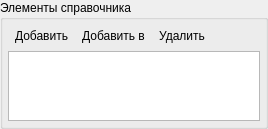
The window that src/plugins/modeleride/refitemwidget.ui (rdnvndr/raindrop) describes before a commit, drawn with Qt 5.
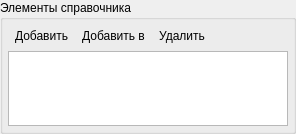
The same window after the commit. Icons and pictures are not drawn.

Diff of the .ui file:
```diff
--- a/src/plugins/modeleride/refitemwidget.ui
+++ b/src/plugins/modeleride/refitemwidget.ui
@@ -6,8 +6,8 @@
    <rect>
     <x>0</x>
     <y>0</y>
-    <width>268</width>
-    <height>117</height>
+    <width>296</width>
+    <height>134</height>
    </rect>
   </property>
   <property name="windowTitle">
@@ -144,6 +144,9 @@
         <property name="selectionBehavior">
          <enum>QAbstractItemView::SelectRows</enum>
         </property>
+        <attribute name="headerStretchLastSection">
+         <bool>false</bool>
+        </attribute>
        </widget>
       </item>
      </layout>
```
